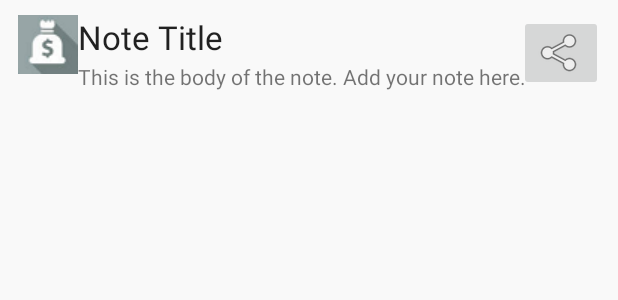
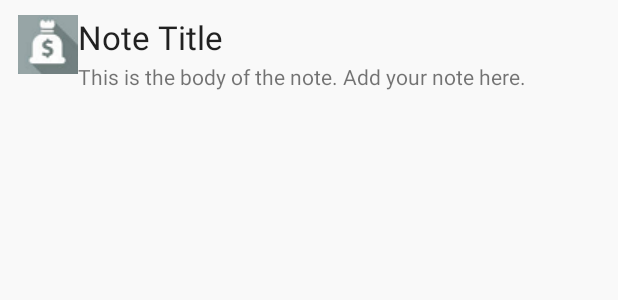
Before and after one commit to venuspathak/NotepadApplication2, an Android app: the layout list_row.xml on its own in the app's theme, with its tools: preview values and no code run, on a phone screen of 412 x 824 dp. Shown: the top 300 px of the screen. Run offline under Robolectric (Android 15) with nearby library versions, the phone set to English and light mode, and no system bars.

```diff
--- a/app/build.gradle
+++ b/app/build.gradle
@@ -28,4 +28,5 @@ dependencies {
     compile 'com.android.support:design:24.2.1'
     compile 'com.android.support:support-v4:24.2.1'
     testCompile 'junit:junit:4.12'
+
 }
--- a/app/src/main/AndroidManifest.xml
+++ b/app/src/main/AndroidManifest.xml
@@ -11,6 +11,7 @@
         android:label="@string/app_name"
         android:supportsRtl="true"
         android:theme="@style/AppTheme">
+
         <activity
             android:name=".MainActivity"
             android:label="@string/app_name"
@@ -33,7 +34,5 @@
             android:parentActivityName=".MainActivity"
             android:label="@string/view_Note_Fragment_Title">
         </activity>
-
     </application>
-
-</manifest>
+    </manifest>
--- a/app/src/main/java/com/mobilecommerce/notepadapplication/ActivityOfNoteDetails.java
+++ b/app/src/main/java/com/mobilecommerce/notepadapplication/ActivityOfNoteDetails.java
@@ -9,9 +9,7 @@ import android.support.v4.app.FragmentManager;
 import android.support.v4.app.FragmentTransaction;
 import android.support.v7.app.AppCompatActivity;
 import android.os.Bundle;
-import android.util.Log;
 import android.view.Menu;
-//import com.facebook.FacebookSdk;
 
 import java.util.ArrayList;
 
--- a/app/src/main/res/layout-v21/list_row.xml
+++ b/app/src/main/res/layout-v21/list_row.xml
@@ -41,4 +41,5 @@
         android:singleLine="true"/>
 
 
+
 </RelativeLayout>
--- a/app/src/main/res/layout/list_row.xml
+++ b/app/src/main/res/layout/list_row.xml
@@ -34,18 +34,12 @@
         android:layout_height="wrap_content"
         android:text="This is the body of the note. Add your note here."
         android:id="@+id/noteBody"
+        android:ellipsize="end"
+        android:singleLine="true"
         android:layout_below="@+id/noteTitle"
-        android:layout_alignParentEnd="true"
-        android:layout_toEndOf="@+id/noteImage"
-        android:ellipsize="end"
-        android:singleLine="true"/>
+        android:layout_toEndOf="@+id/noteImage" />
 
-    <ImageButton
-        android:layout_width="wrap_content"
-        android:layout_height="wrap_content"
-        app:srcCompat="@android:drawable/ic_menu_share"
-        android:layout_alignBottom="@+id/noteBody"
-        android:layout_alignParentEnd="true"
-        android:id="@+id/shareButton" />
+
+
 
 </RelativeLayout>
--- a/app/src/main/res/menu/menu_main.xml
+++ b/app/src/main/res/menu/menu_main.xml
@@ -4,7 +4,7 @@
     tools:context="com.mobilecommerce.notepadapplication.MainActivity">
 
     <!-- Lowest category order plus ifRoom means it will be displayed as a button -->
-
+    <!--
     <item
         android:id="@+id/action_add_note"
         android:orderInCategory="1"
@@ -17,6 +17,6 @@
         android:title="@string/action_settings"
         app:showAsAction="never" />
 
-    <!-- Never means never display as a button but as an item irrespective of the category order -->
+     Never means never display as a button but as an item irrespective of the category order -->
 
 </menu>
--- a/app/src/main/res/values/strings.xml
+++ b/app/src/main/res/values/strings.xml
@@ -1,11 +1,7 @@
 <resources>
     <string name="app_name"> My Notepad</string>
 
-    <!-- Main Menu -->
-    <string name="action_settings">Settings</string>
-    <string name="action_add_note">ADD NOTE</string>
-
-    <!-- Fragment title strings -->
+       <!-- Fragment title strings -->
     <string name="view_Note_Fragment_Title">VIEWING NOTE</string>
     <string name="edit_Note_Fragment_Title">EDITING NOTE</string>
     <string name="add_Note_Fragment_Title">ADDING NOTE</string>
```
Also changed, not shown: app/src/main/java/com/mobilecommerce/notepadapplication/MainActivity.java (+18 -13 lines), app/src/main/java/com/mobilecommerce/notepadapplication/MainActivityListFragment.java (+6 -1 lines), app/src/main/java/com/mobilecommerce/notepadapplication/ViewNoteActivity.java (+10 -11 lines), app/src/main/res/layout/activity_main.xml (+10 -0 lines), app/src/main/res/layout/fragment_edit_note.xml (+7 -7 lines).
